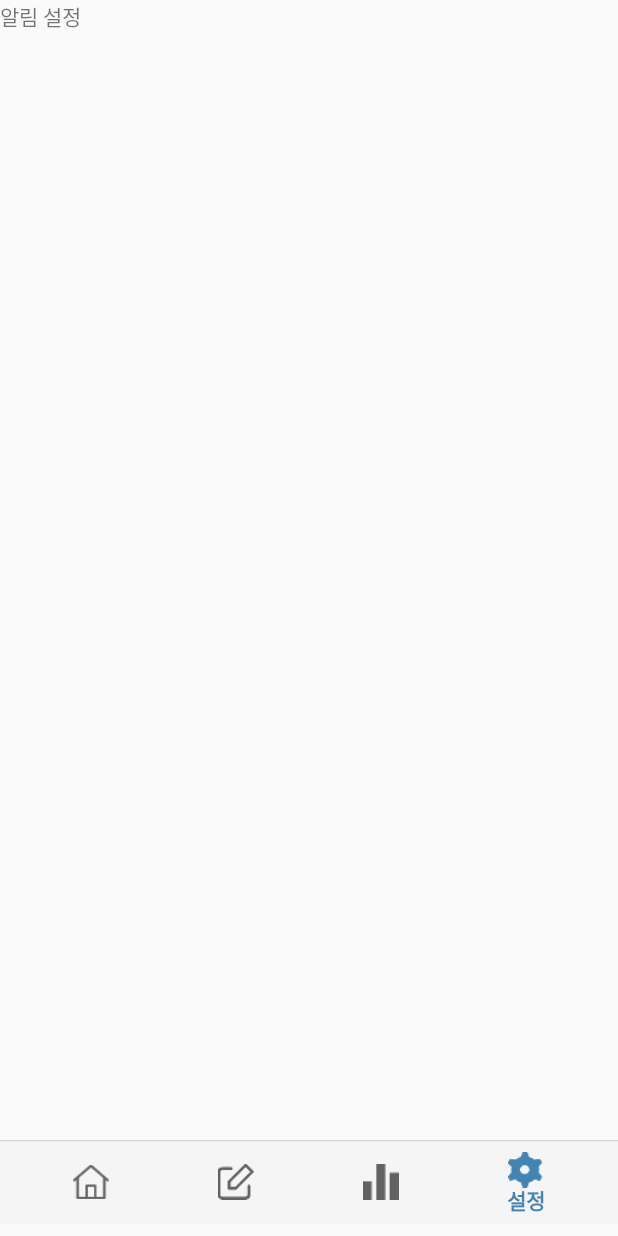
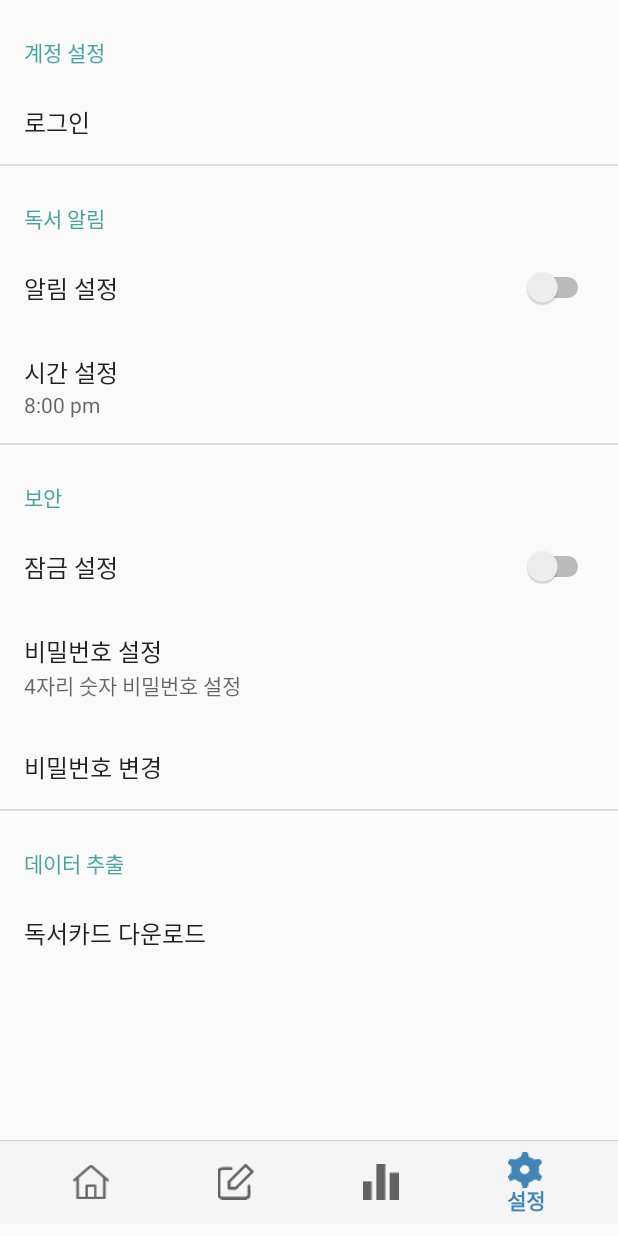
Before and after one commit to noohk329/Subooksubook, an Android app: the screen it shows after launch (MainActivity), item 4 of the bottom bar chosen, on a phone screen of 412 x 824 dp. Run offline under Robolectric (Android 15) with nearby library versions, the phone set to English and light mode, and no system bars; our stand-ins replace Firebase (no records; nobody signed in at launch, a user with empty details on screens opened directly), androidx.preference.

Commit message:
add Setting Fragment, Alarm Reciever

```diff
--- a/app/build.gradle
+++ b/app/build.gradle
@@ -37,12 +37,14 @@ dependencies {
     androidTestImplementation 'androidx.test.espresso:espresso-core:3.1.1'
 
     implementation 'com.google.android.material:material:1.0.0'
+    implementation 'androidx.preference:preference:1.1.1'
 
     // compile 'com.google.firebase:firebase-database:15.0.1'
 
     // Zxing adapter revised by minseon
     compile 'com.google.zxing:core:3.2.0'
     compile 'com.journeyapps:zxing-android-embedded:3.0.0@aar'
+
 }
 
 apply plugin: 'com.google.gms.google-services'
--- a/app/src/main/AndroidManifest.xml
+++ b/app/src/main/AndroidManifest.xml
@@ -9,6 +9,7 @@
     <uses-permission android:name="android.permission.INTERNET"/>
     <uses-permission android:name="android.permission.FLASHLIGHT"/>
     <uses-permission android:name="android.permission.WRITE_EXTERNAL_STORAGE"/>
+    <uses-permission android:name="android.permission.WAKE_LOCK" />
 
     <application
         android:allowBackup="true"
@@ -35,6 +36,10 @@
         </activity>
 
         <activity android:name=".SearchName"></activity>
+        <activity android:name=".SearchNameSelected"></activity>
+        <activity android:name=".SearchCode"></activity>
+
+        <receiver android:name=".AlarmReceiver" />
     </application>
 
 </manifest>
--- a/app/src/main/java/com/example/subooksubook/MainActivity.java
+++ b/app/src/main/java/com/example/subooksubook/MainActivity.java
@@ -13,7 +13,7 @@ public class MainActivity extends AppCompatActivity {
     MyBookShelf mybookshelf;  // fragment 1
     DiaryCal diaryCal;  //fragment 2
     StatisticForm statisticForm;    //fragment 3
-    SettingForm settingForm;    //fragment 4
+    SettingFragment settingForm;    //fragment 4
 
     @Override
     protected void onCreate(Bundle savedInstanceState) {
@@ -26,7 +26,7 @@ public class MainActivity extends AppCompatActivity {
         mybookshelf = new MyBookShelf();
         diaryCal = new DiaryCal();
         statisticForm = new StatisticForm();
-        settingForm = new SettingForm();
+        settingForm = new SettingFragment();
 
         //제일 처음 띄워줄 뷰를 세팅해줍니다. commit();까지 해줘야 합니다.
         getSupportFragmentManager().beginTransaction().replace(R.id.main_layout, mybookshelf).commitAllowingStateLoss();
--- a/app/src/main/java/com/example/subooksubook/SettingForm.java
+++ /dev/null
@@ -1,32 +0,0 @@
-package com.example.subooksubook;
-
-import android.os.Bundle;
-
-import androidx.fragment.app.Fragment;
-
-import android.view.LayoutInflater;
-import android.view.View;
-import android.view.ViewGroup;
-
-
-/**
- * A simple {@link Fragment} subclass.
- */
-public class SettingForm extends Fragment {
-    ViewGroup viewGroup;
-    public SettingForm() {
-        // Required empty public constructor
-    }
-
-    @Override
-    public View onCreateView(LayoutInflater inflater, ViewGroup container, Bundle savedInstanceState) {
-        // Inflate the layout for this fragment
-        viewGroup = (ViewGroup) inflater.inflate(R.layout.setting_main, container, false);
-
-
-
-
-
-        return viewGroup;
-    }
-}
--- /dev/null
+++ b/app/src/main/java/com/example/subooksubook/SettingFragment.java
@@ -0,0 +1,54 @@
+package com.example.subooksubook;
+
+import android.annotation.SuppressLint;
+import android.app.Notification;
+import android.app.NotificationChannel;
+import android.app.NotificationManager;
+import android.app.PendingIntent;
+import android.content.Context;
+import android.content.Intent;
+import android.content.SharedPreferences;
+import android.graphics.BitmapFactory;
+import android.media.RingtoneManager;
+import android.os.Bundle;
+import android.widget.Toast;
+
+
+import androidx.core.app.NotificationCompat;
+import androidx.preference.Preference;
+import androidx.preference.PreferenceFragmentCompat;
+import androidx.preference.PreferenceManager;
+
+
+public class SettingFragment extends PreferenceFragmentCompat {
+    SharedPreferences pref;
+    private boolean isAlarm;  // 알람 버튼 true, false 받기
+
+    @Override
+    public void onCreatePreferences(Bundle savedInstanceState, String rootKey) {
+        setPreferencesFromResource(R.xml.setting, rootKey);
+        pref = PreferenceManager.getDefaultSharedPreferences(getActivity());
+
+        pref.registerOnSharedPreferenceChangeListener(pre_listener);
+
+
+    }
+
+    SharedPreferences.OnSharedPreferenceChangeListener pre_listener = new SharedPreferences.OnSharedPreferenceChangeListener() {
+        @Override
+        public void onSharedPreferenceChanged(SharedPreferences sharedPreferences, String key) {
+            if(key.equals("setalarm")){
+                isAlarm = pref.getBoolean("setalarm", false);
+                Toast.makeText(getActivity(), "알람 설정: " + isAlarm, Toast.LENGTH_SHORT).show();
+                setAlarm(isAlarm);
+            }
+        }
+    };
+
+    @SuppressLint("WrongConstant")
+    public void setAlarm(boolean set) {
+        if(set == true){
+
+        }
+    }
+}
--- a/app/src/main/res/layout/setting_main.xml
+++ /dev/null
@@ -1,14 +0,0 @@
-<?xml version="1.0" encoding="utf-8"?>
-<FrameLayout xmlns:android="http://schemas.android.com/apk/res/android"
-    xmlns:tools="http://schemas.android.com/tools"
-    android:layout_width="match_parent"
-    android:layout_height="match_parent"
-    tools:context=".SettingForm">
-
-    <!-- TODO: Update blank fragment layout -->
-    <TextView
-        android:layout_width="match_parent"
-        android:layout_height="match_parent"
-        android:text="알림 설정" />
-
-</FrameLayout>
--- a/app/src/main/res/values/strings.xml
+++ b/app/src/main/res/values/strings.xml
@@ -13,4 +13,5 @@
 
     <!-- TODO: Remove or change this placeholder text -->
     <string name="hello_blank_fragment">Hello blank fragment</string>
+    <string name="alarmtime">8:00 pm</string>
 </resources>
--- /dev/null
+++ b/app/src/main/res/xml/setting.xml
@@ -0,0 +1,64 @@
+<?xml version="1.0" encoding="utf-8"?>
+<PreferenceScreen xmlns:android="http://schemas.android.com/apk/res/android"
+    xmlns:app="http://schemas.android.com/apk/res-auto"
+    >
+    <PreferenceCategory
+        android:title="계정 설정"
+        app:iconSpaceReserved="false">
+        <PreferenceScreen
+            android:title="로그인"
+            app:iconSpaceReserved="false">
+        </PreferenceScreen>
+
+    </PreferenceCategory>
+    <PreferenceCategory
+        android:title="독서 알림"
+        app:iconSpaceReserved="false">
+        <SwitchPreference
+            android:key="setalarm"
+            android:title="알림 설정"
+            android:defaultValue="false"
+            app:iconSpaceReserved="false"/>
+        <PreferenceScreen
+            android:title="시간 설정"
+            android:summary="@string/alarmtime"
+            android:dependency="setalarm"
+            app:iconSpaceReserved="false"
+          />
+
+
+    </PreferenceCategory>
+
+    <PreferenceCategory
+        android:title="보안"
+        app:iconSpaceReserved="false">
+        <SwitchPreference
+            android:key="setLock"
+            android:title="잠금 설정"
+            android:defaultValue="false"
+            app:iconSpaceReserved="false"/>
+        <PreferenceScreen
+            android:title="비밀번호 설정"
+            android:key="setPassword"
+            android:summary="4자리 숫자 비밀번호 설정"
+            android:dependency="setLock"
+            app:iconSpaceReserved="false">
+        </PreferenceScreen>
+        <PreferenceScreen
+            android:title="비밀번호 변경 "
+            android:key="initPassword"
+            android:dependency="setLock"
+            app:iconSpaceReserved="false">
+        </PreferenceScreen>
+
+    </PreferenceCategory>
+    <PreferenceCategory
+        android:title="데이터 추출"
+        app:iconSpaceReserved="false">
+        <Preference
+            android:key="downloadCard"
+            android:title="독서카드 다운로드"
+            app:iconSpaceReserved="false"/>
+
+    </PreferenceCategory>
+</PreferenceScreen>
```
